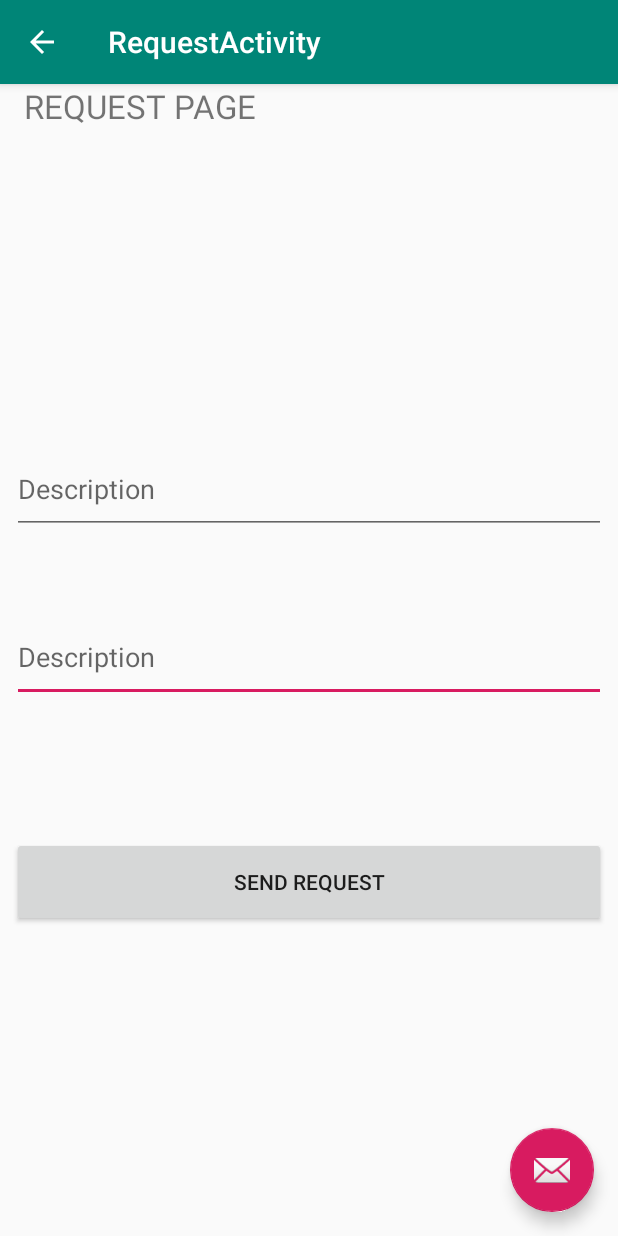
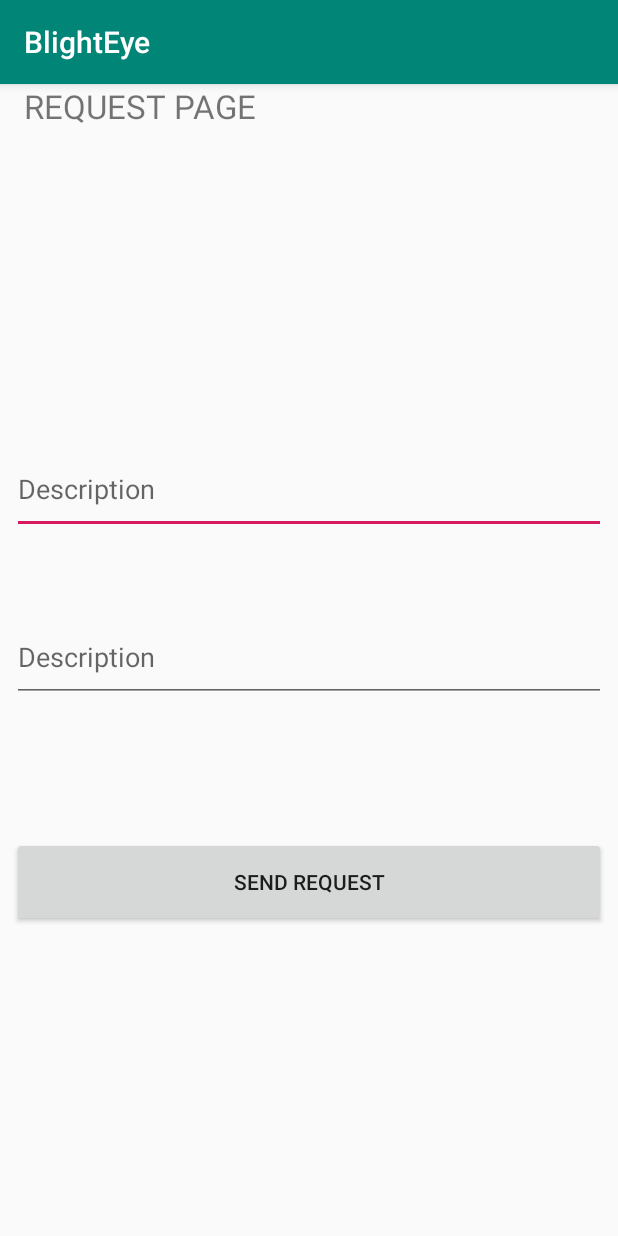
Before and after one commit to kennethsauers/SwampHack2020_CanHelp, an Android app: the screen it shows after launch (RequestActivity before the commit, RequestsActivity after it), after a tap on "TO LIBRARY", on a phone screen of 412 x 824 dp. Run offline under Robolectric (Android 15) with nearby library versions, the phone set to English and light mode, and no system bars; our stand-ins replace Volley.

Commit message:
added simple request

```diff
--- a/app/BlightEye/app/build.gradle
+++ b/app/BlightEye/app/build.gradle
@@ -28,4 +28,6 @@ dependencies {
     testImplementation 'junit:junit:4.12'
     androidTestImplementation 'androidx.test.ext:junit:1.1.0'
     androidTestImplementation 'androidx.test.espresso:espresso-core:3.2.0'
+    implementation 'com.android.support:design:29.0.0'
+    implementation 'com.android.volley:volley:1.1.1'
 }
--- a/app/BlightEye/app/src/main/java/com/hackathon/blighteye/MainActivity.java
+++ b/app/BlightEye/app/src/main/java/com/hackathon/blighteye/MainActivity.java
@@ -36,7 +36,7 @@ public class MainActivity extends AppCompatActivity {
     }
 
     public void goToRequestActivity(View view) {
-        Intent intent = new Intent(this, RequestActivity.class);
+        Intent intent = new Intent(this, RequestsActivity.class);
         startActivity(intent);
     }
 }
--- a/app/BlightEye/app/src/main/java/com/hackathon/blighteye/RequestActivity.java
+++ /dev/null
@@ -1,33 +0,0 @@
-package com.hackathon.blighteye;
-
-import android.os.Bundle;
-
-import com.google.android.material.floatingactionbutton.FloatingActionButton;
-import com.google.android.material.snackbar.Snackbar;
-
-import androidx.appcompat.app.AppCompatActivity;
-import androidx.appcompat.widget.Toolbar;
-
-import android.view.View;
-
-public class RequestActivity extends AppCompatActivity {
-
-    @Override
-    protected void onCreate(Bundle savedInstanceState) {
-        super.onCreate(savedInstanceState);
-        setContentView(R.layout.activity_request);
-        Toolbar toolbar = findViewById(R.id.toolbar);
-        setSupportActionBar(toolbar);
-
-        FloatingActionButton fab = findViewById(R.id.fab);
-        fab.setOnClickListener(new View.OnClickListener() {
-            @Override
-            public void onClick(View view) {
-                Snackbar.make(view, "Replace with your own action", Snackbar.LENGTH_LONG)
-                        .setAction("Action", null).show();
-            }
-        });
-        getSupportActionBar().setDisplayHomeAsUpEnabled(true);
-    }
-
-}
--- a/app/BlightEye/app/src/main/res/layout/activity_request.xml
+++ /dev/null
@@ -1,33 +0,0 @@
-<?xml version="1.0" encoding="utf-8"?>
-<androidx.coordinatorlayout.widget.CoordinatorLayout xmlns:android="http://schemas.android.com/apk/res/android"
-    xmlns:app="http://schemas.android.com/apk/res-auto"
-    xmlns:tools="http://schemas.android.com/tools"
-    android:layout_width="match_parent"
-    android:layout_height="match_parent"
-    tools:context=".RequestActivity">
-
-    <com.google.android.material.appbar.AppBarLayout
-        android:layout_width="match_parent"
-        android:layout_height="wrap_content"
-        android:theme="@style/AppTheme.AppBarOverlay">
-
-        <androidx.appcompat.widget.Toolbar
-            android:id="@+id/toolbar"
-            android:layout_width="match_parent"
-            android:layout_height="?attr/actionBarSize"
-            android:background="?attr/colorPrimary"
-            app:popupTheme="@style/AppTheme.PopupOverlay" />
-
-    </com.google.android.material.appbar.AppBarLayout>
-
-    <include layout="@layout/content_request" />
-
-    <com.google.android.material.floatingactionbutton.FloatingActionButton
-        android:id="@+id/fab"
-        android:layout_width="wrap_content"
-        android:layout_height="wrap_content"
-        android:layout_gravity="bottom|end"
-        android:layout_margin="@dimen/fab_margin"
-        app:srcCompat="@android:drawable/ic_dialog_email" />
-
-</androidx.coordinatorlayout.widget.CoordinatorLayout>
--- a/app/BlightEye/app/src/main/res/layout/content_request.xml
+++ b/app/BlightEye/app/src/main/res/layout/activity_requests.xml
@@ -5,8 +5,7 @@
     android:layout_width="match_parent"
     android:layout_height="match_parent"
     app:layout_behavior="@string/appbar_scrolling_view_behavior"
-    tools:context=".RequestActivity"
-    tools:showIn="@layout/activity_request">
+    tools:context=".RequestActivity">
 
     <TextView
         android:id="@+id/RequestsText"
@@ -29,6 +28,19 @@
         app:layout_constraintTop_toTopOf="parent"></ImageView>
 
     <EditText
+        android:id="@+id/edit_text_description"
+        android:layout_width="match_parent"
+        android:layout_height="60dp"
+        android:layout_marginStart="8dp"
+        android:layout_marginTop="180dp"
+        android:layout_marginEnd="8dp"
+        android:hint="Description"
+        app:layout_constraintEnd_toEndOf="parent"
+        app:layout_constraintHorizontal_bias="0.0"
+        app:layout_constraintStart_toStartOf="parent"
+        app:layout_constraintTop_toBottomOf="@+id/RequestsText" />
+
+    <EditText
         android:id="@+id/EditReqBody"
         android:layout_width="match_parent"
         android:layout_height="60dp"
@@ -41,21 +53,8 @@
         app:layout_constraintStart_toStartOf="parent"
         app:layout_constraintTop_toBottomOf="@+id/edit_text_description" />
 
-    <EditText
-        android:id="@+id/edit_text_description"
-        android:layout_width="match_parent"
-        android:layout_height="60dp"
-        android:layout_marginStart="8dp"
-        android:layout_marginTop="180dp"
-        android:layout_marginEnd="8dp"
-        android:hint="Description"
-        app:layout_constraintEnd_toEndOf="parent"
-        app:layout_constraintHorizontal_bias="0.0"
-        app:layout_constraintStart_toStartOf="parent"
-        app:layout_constraintTop_toBottomOf="@+id/RequestsText" />
-
     <Button
-        android:id="@+id/setDueDateButton"
+        android:id="@+id/sendRequestButton"
         android:layout_width="match_parent"
         android:layout_height="60dp"
         android:layout_marginStart="8dp"
```
Also changed, not shown: app/BlightEye/app/src/main/AndroidManifest.xml (+3 -9 lines), app/BlightEye/app/src/main/java/com/hackathon/blighteye/RequestsActivity.java (added, +71 -0 lines).
